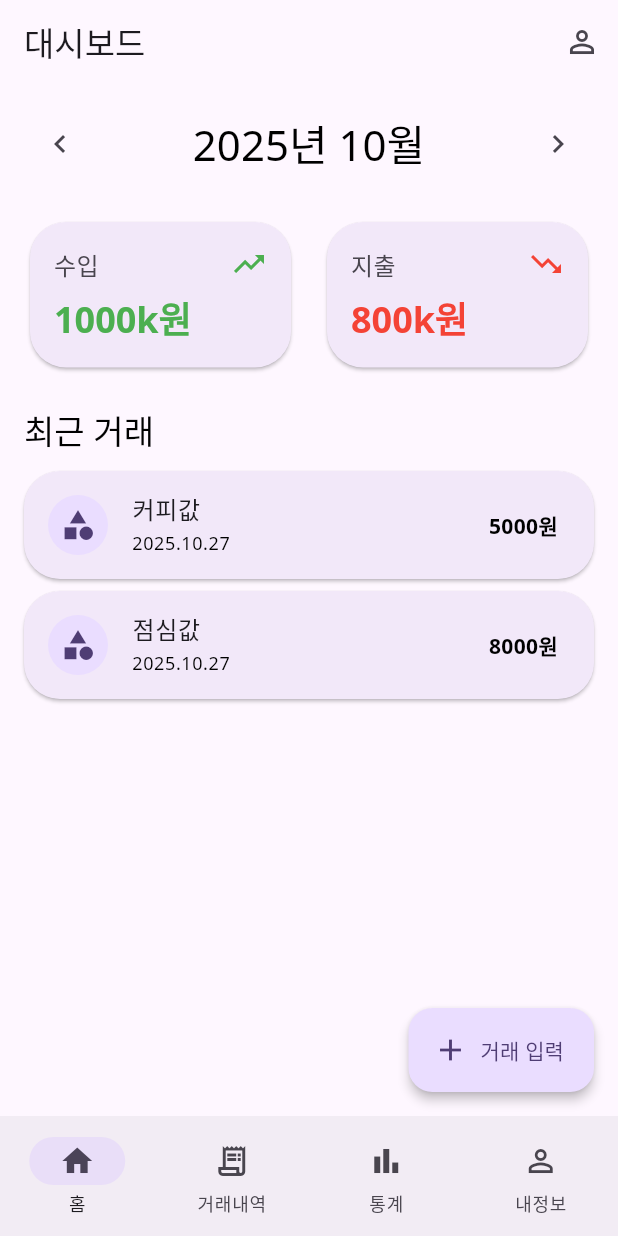
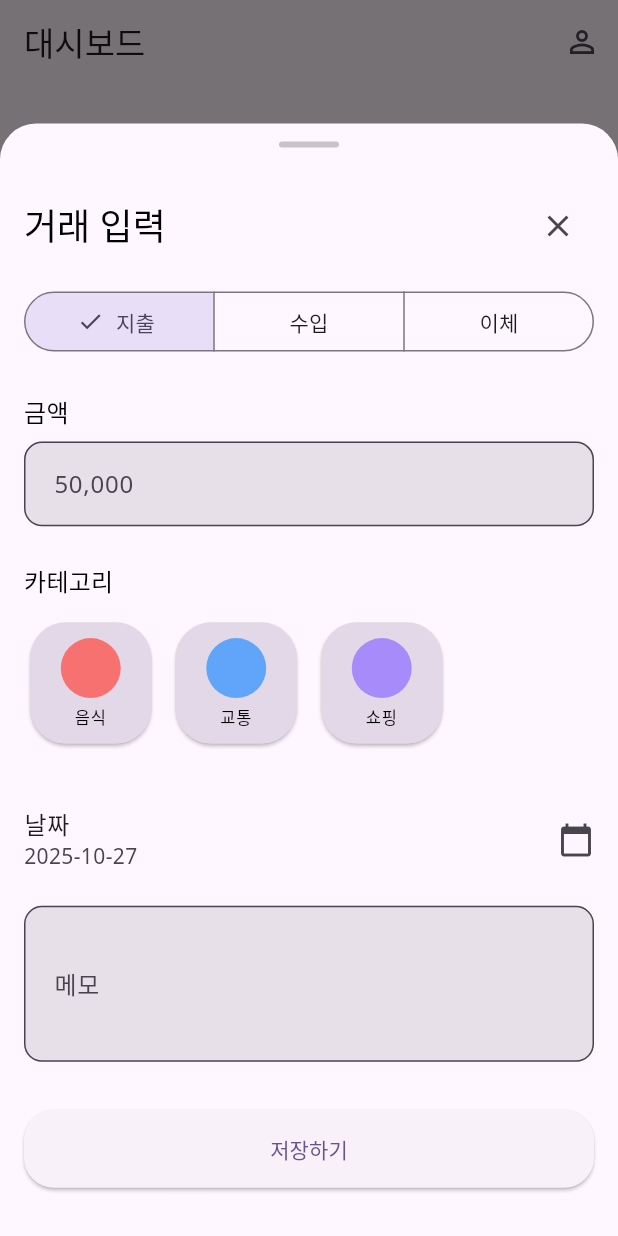
Before and after one commit to garyjeong/household-ledger-android, a Flutter app: the DashboardPage screen opened directly, after a tap on "거래 입력", on a phone screen of 412 x 824 dp. Run offline on Flutter 3.47's test engine with Material 3 defaults, Android fonts, the phone set to English and light mode, and no system bars; our stand-ins replace dio, equatable, flutter_bloc, google_fonts, shared_preferences; accounts and stored records are empty; statements that could not run were skipped.

Commit message:
Implement quick add transaction modal
- Create QuickAddModal with Material Design 3
- Add transaction type selector (EXPENSE/INCOME/TRANSFER)
- Add amount input field
- Add category selector with grid layout
- Add date picker
- Add memo input field
- Connect to dashboard floating action button
- Apply M3 rounded corners and elevation

```diff
--- a/lib/presentation/pages/dashboard/dashboard_page.dart
+++ b/lib/presentation/pages/dashboard/dashboard_page.dart
@@ -1,4 +1,5 @@
 import 'package:flutter/material.dart';
+import '../transactions/quick_add_modal.dart';
 
 class DashboardPage extends StatelessWidget {
   const DashboardPage({super.key});
@@ -82,12 +83,28 @@ class DashboardPage extends StatelessWidget {
       ),
       floatingActionButton: FloatingActionButton.extended(
         onPressed: () {
-          // TODO: 거래 입력 모달 표시
+          _showQuickAddModal(context);
         },
         icon: const Icon(Icons.add),
         label: const Text('거래 입력'),
       ),
       bottomNavigationBar: _BottomNavBar(currentIndex: 0),
+    );
+  }
+
+  void _showQuickAddModal(BuildContext context) {
+    showModalBottomSheet(
+      context: context,
+      isScrollControlled: true,
+      backgroundColor: Colors.transparent,
+      builder: (context) => QuickAddModal(
+        onSave: (data) {
+          // TODO: BLoC를 통한 거래 저장
+          ScaffoldMessenger.of(context).showSnackBar(
+            const SnackBar(content: Text('거래가 저장되었습니다')),
+          );
+        },
+      ),
     );
   }
 }
--- /dev/null
+++ b/lib/presentation/pages/transactions/quick_add_modal.dart
@@ -0,0 +1,265 @@
+import 'package:flutter/material.dart';
+
+class QuickAddModal extends StatefulWidget {
+  final Function(Map<String, dynamic>)? onSave;
+
+  const QuickAddModal({super.key, this.onSave});
+
+  @override
+  State<QuickAddModal> createState() => _QuickAddModalState();
+}
+
+class _QuickAddModalState extends State<QuickAddModal> {
+  final _amountController = TextEditingController();
+  final _memoController = TextEditingController();
+
+  String _selectedType = 'EXPENSE'; // EXPENSE, INCOME, TRANSFER
+  String? _selectedCategoryId;
+  DateTime _selectedDate = DateTime.now();
+
+  // 임시 카테고리 목록 (실제로는 API에서 가져옴)
+  final List<Map<String, dynamic>> _categories = [
+    {'id': '1', 'name': '음식', 'type': 'EXPENSE', 'color': '#F87171'},
+    {'id': '2', 'name': '교통', 'type': 'EXPENSE', 'color': '#60A5FA'},
+    {'id': '3', 'name': '쇼핑', 'type': 'EXPENSE', 'color': '#A78BFA'},
+    {'id': '4', 'name': '급여', 'type': 'INCOME', 'color': '#10B981'},
+  ];
+
+  @override
+  void dispose() {
+    _amountController.dispose();
+    _memoController.dispose();
+    super.dispose();
+  }
+
+  void _handleSave() {
+    final amount = _amountController.text;
+    if (amount.isEmpty || int.tryParse(amount) == null) {
+      ScaffoldMessenger.of(context).showSnackBar(
+        const SnackBar(content: Text('금액을 입력해주세요')),
+      );
+      return;
+    }
+
+    if (_selectedCategoryId == null) {
+      ScaffoldMessenger.of(context).showSnackBar(
+        const SnackBar(content: Text('카테고리를 선택해주세요')),
+      );
+      return;
+    }
+
+    final data = {
+      'type': _selectedType,
+      'amount': int.parse(amount),
+      'category_id': _selectedCategoryId,
+      'date': _selectedDate.toIso8601String().split('T')[0],
+      'memo': _memoController.text,
+    };
+
+    widget.onSave?.call(data);
+    Navigator.pop(context);
+  }
+
+  void _selectDate() async {
+    final picked = await showDatePicker(
+      context: context,
+      initialDate: _selectedDate,
+      firstDate: DateTime(2020),
+      lastDate: DateTime(2030),
+    );
+
+    if (picked != null) {
+      setState(() {
+        _selectedDate = picked;
+      });
+    }
+  }
+
+  @override
+  Widget build(BuildContext context) {
+    final filteredCategories = _categories.where(
+      (cat) => cat['type'] == _selectedType,
+    ).toList();
+
+    return DraggableScrollableSheet(
+      initialChildSize: 0.9,
+      minChildSize: 0.5,
+      maxChildSize: 0.95,
+      builder: (context, scrollController) {
+        return Container(
+          decoration: BoxDecoration(
+            color: Theme.of(context).colorScheme.surface,
+            borderRadius: const BorderRadius.vertical(
+              top: Radius.circular(24),
+            ),
+          ),
+          child: Column(
+            children: [
+              // 핸들바
+              Container(
+                margin: const EdgeInsets.symmetric(vertical: 12),
+                width: 40,
+                height: 4,
+                decoration: BoxDecoration(
+                  color: Theme.of(context).colorScheme.onSurfaceVariant.withValues(alpha: 0.3),
+                  borderRadius: BorderRadius.circular(2),
+                ),
+              ),
+
+              // 헤더
+              Padding(
+                padding: const EdgeInsets.all(16),
+                child: Row(
+                  mainAxisAlignment: MainAxisAlignment.spaceBetween,
+                  children: [
+                    Text(
+                      '거래 입력',
+                      style: Theme.of(context).textTheme.headlineSmall,
+                    ),
+                    IconButton(
+                      icon: const Icon(Icons.close),
+                      onPressed: () => Navigator.pop(context),
+                    ),
+                  ],
+                ),
+              ),
+
+              // 내용
+              Expanded(
+                child: ListView(
+                  controller: scrollController,
+                  padding: const EdgeInsets.symmetric(horizontal: 16),
+                  children: [
+                    // 거래 유형 선택
+                    SegmentedButton<String>(
+                      segments: const [
+                        ButtonSegment(value: 'EXPENSE', label: Text('지출')),
+                        ButtonSegment(value: 'INCOME', label: Text('수입')),
+                        ButtonSegment(value: 'TRANSFER', label: Text('이체')),
+                      ],
+                      selected: {_selectedType},
+                      onSelectionChanged: (Set<String> selection) {
+                        setState(() {
+                          _selectedType = selection.first;
+                          _selectedCategoryId = null; // 카테고리 초기화
+                        });
+                      },
+                    ),
+                    const SizedBox(height: 24),
+
+                    // 금액 입력
+                    Text(
+                      '금액',
+                      style: Theme.of(context).textTheme.titleMedium,
+                    ),
+                    const SizedBox(height: 8),
+                    TextField(
+                      controller: _amountController,
+                      keyboardType: TextInputType.number,
+                      decoration: InputDecoration(
+                        hintText: '50,000',
+                        suffixText: '원',
+                        filled: true,
+                      ),
+                    ),
+                    const SizedBox(height: 24),
+
+                    // 카테고리 선택
+                    Text(
+                      '카테고리',
+                      style: Theme.of(context).textTheme.titleMedium,
+                    ),
+                    const SizedBox(height: 12),
+                    GridView.builder(
+                      shrinkWrap: true,
+                      physics: const NeverScrollableScrollPhysics(),
+                      gridDelegate: const SliverGridDelegateWithFixedCrossAxisCount(
+                        crossAxisCount: 4,
+                        childAspectRatio: 1,
+                        crossAxisSpacing: 8,
+                        mainAxisSpacing: 8,
+                      ),
+                      itemCount: filteredCategories.length,
+                      itemBuilder: (context, index) {
+                        final category = filteredCategories[index];
+                        final isSelected = _selectedCategoryId == category['id'];
+
+                        return GestureDetector(
+                          onTap: () {
+                            setState(() {
+                              _selectedCategoryId = category['id'] as String;
+                            });
+                          },
+                          child: Card(
+                            color: isSelected
+                                ? Theme.of(context).colorScheme.primaryContainer
+                                : Theme.of(context).colorScheme.surfaceContainerHighest,
+                            child: Column(
+                              mainAxisAlignment: MainAxisAlignment.center,
+                              children: [
+                                Container(
+                                  width: 40,
+                                  height: 40,
+                                  decoration: BoxDecoration(
+                                    color: Color(
+                                      int.parse(category['color'].toString().substring(1), radix: 16) + 0xFF000000,
+                                    ),
+                                    shape: BoxShape.circle,
+                                  ),
+                                ),
+                                const SizedBox(height: 4),
+                                Text(
+                                  category['name'] as String,
+                                  style: Theme.of(context).textTheme.labelSmall,
+                                  textAlign: TextAlign.center,
+                                  maxLines: 1,
+                                  overflow: TextOverflow.ellipsis,
+                                ),
+                              ],
+                            ),
+                          ),
+                        );
+                      },
+                    ),
+                    const SizedBox(height: 24),
+
+                    // 날짜 선택
+                    ListTile(
+                      contentPadding: EdgeInsets.zero,
+                      title: const Text('날짜'),
+                      subtitle: Text(_selectedDate.toString().split(' ')[0]),
+                      trailing: const Icon(Icons.calendar_today),
+                      onTap: _selectDate,
+                    ),
+                    const SizedBox(height: 8),
+
+                    // 메모 입력
+                    TextField(
+                      controller: _memoController,
+                      decoration: const InputDecoration(
+                        labelText: '메모',
+                        hintText: '입력하세요 (선택)',
+                      ),
+                      maxLines: 3,
+                    ),
+                    const SizedBox(height: 32),
+
+                    // 저장 버튼
+                    ElevatedButton(
+                      onPressed: _handleSave,
+                      style: ElevatedButton.styleFrom(
+                        padding: const EdgeInsets.symmetric(vertical: 16),
+                      ),
+                      child: const Text('저장하기'),
+                    ),
+                    const SizedBox(height: 24),
+                  ],
+                ),
+              ),
+            ],
+          ),
+        );
+      },
+    );
+  }
+}
```
